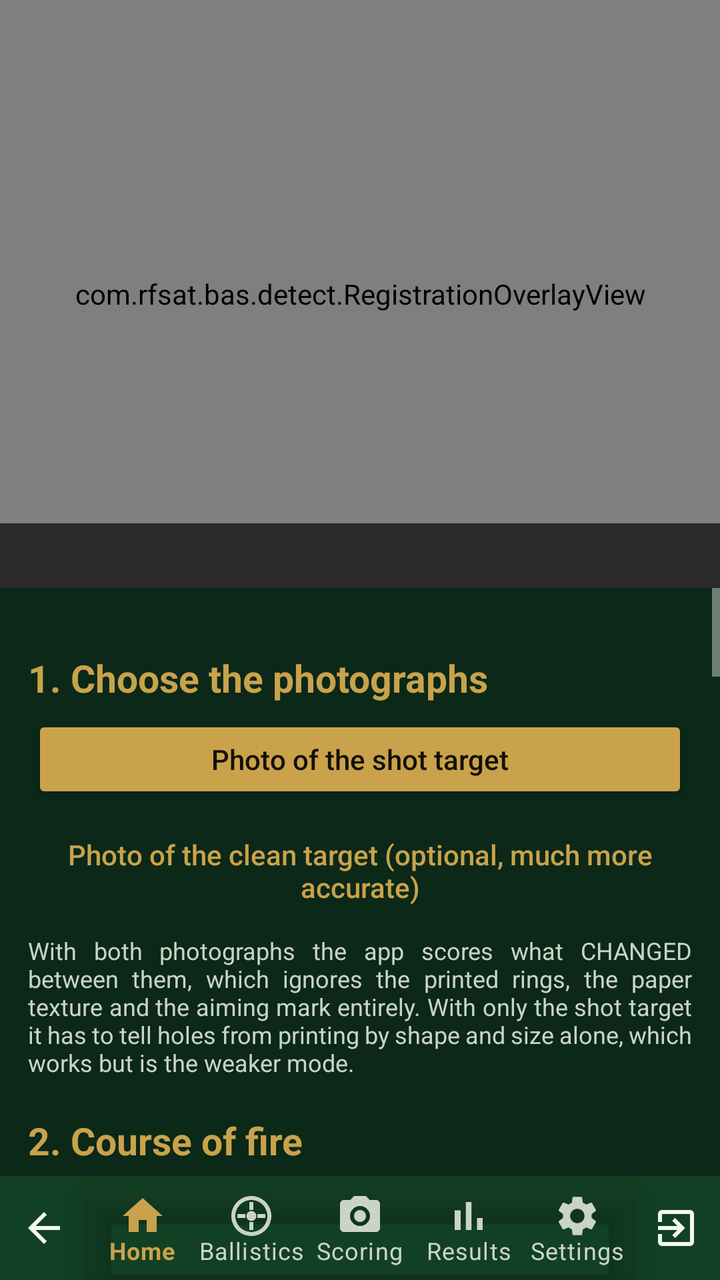
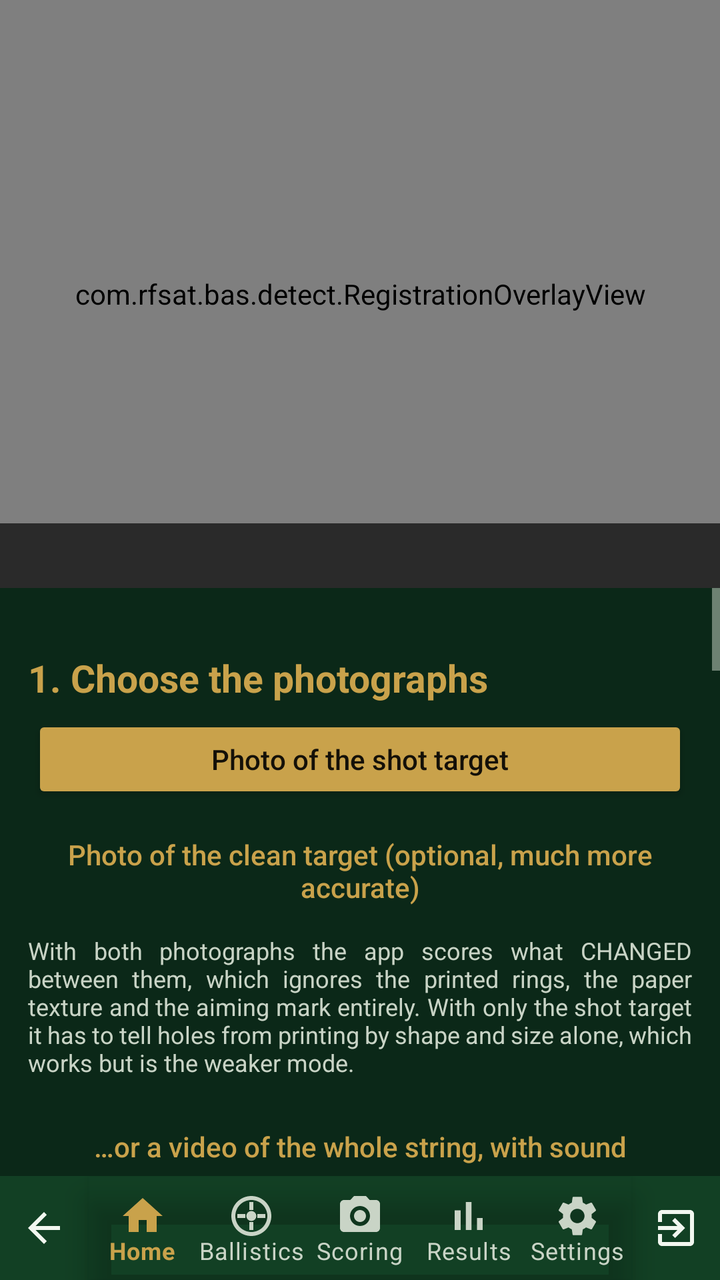

Screens rendered from an Android XML layout before and after an edit, with the pre-edit source and the edit as a unified diff.
<!-- AndroidManifest.xml: application theme Theme.BAS -->
<!-- res/layout/activity_import.xml -->
<?xml version="1.0" encoding="utf-8"?>
<LinearLayout xmlns:android="http://schemas.android.com/apk/res/android"
    android:layout_width="match_parent"
    android:layout_height="match_parent"
    android:orientation="vertical">

    <FrameLayout
        android:layout_width="match_parent"
        android:layout_height="0dp"
        android:layout_weight="1"
        android:background="#000000">

        
        <ImageView
            android:id="@+id/image"
            android:layout_width="match_parent"
            android:layout_height="match_parent"
            android:scaleType="fitCenter"
            android:contentDescription="The photographed target" />

        <com.rfsat.bas.detect.RegistrationOverlayView
            android:id="@+id/overlay"
            android:layout_width="match_parent"
            android:layout_height="match_parent" />

        <TextView
            android:id="@+id/tvStatus"
            android:layout_width="match_parent"
            android:layout_height="wrap_content"
            android:layout_gravity="bottom"
            android:background="#AA000000"
            android:padding="8dp"
            android:textColor="?attr/colorAccent"
            android:textSize="12sp"
            android:maxLines="5" />
    </FrameLayout>

    <ScrollView
        android:layout_width="match_parent"
        android:layout_height="0dp"
        android:layout_weight="1">

        <LinearLayout
            android:layout_width="match_parent"
            android:layout_height="wrap_content"
            android:orientation="vertical"
            android:padding="14dp">

            <TextView style="@style/Sts.SectionHeading" android:text="1. Choose the photographs" />

            <Button android:id="@+id/btnPickShot"
                android:layout_width="match_parent" android:layout_height="wrap_content"
                android:text="Photo of the shot target"
                style="@style/Sts.ActionButton" />

            <Button android:id="@+id/btnPickClean"
                android:layout_width="match_parent" android:layout_height="wrap_content"
                android:layout_marginTop="6dp"
                style="@style/Sts.TextButton"
                android:text="Photo of the clean target (optional, much more accurate)" />

            <TextView
                android:layout_width="match_parent" android:layout_height="wrap_content"
                android:textSize="12sp"
                android:layout_marginTop="4dp"
                android:textColor="?android:attr/textColorSecondary"
                android:text="With both photographs the app scores what CHANGED between them, which ignores the printed rings, the paper texture and the aiming mark entirely. With only the shot target it has to tell holes from printing by shape and size alone, which works but is the weaker mode."
                android:justificationMode="inter_word" />

            <TextView style="@style/Sts.SectionHeading" android:text="2. Course of fire" />

            <TextView style="@style/Sts.FieldLabel" android:text="Rules" />
            <Spinner android:id="@+id/spRules"
                android:layout_width="match_parent" android:layout_height="wrap_content" />

            <TextView style="@style/Sts.FieldLabel" android:text="Target face" />
            <Spinner android:id="@+id/spTarget"
                android:layout_width="match_parent" android:layout_height="wrap_content" />

            <TextView android:id="@+id/lblDistance" style="@style/Sts.FieldLabel" android:text="Distance" />
            <EditText android:id="@+id/etDistance"
                android:layout_width="match_parent" android:layout_height="wrap_content"
                android:inputType="numberDecimal"
                android:autofillHints="" />

            <TextView style="@style/Sts.SectionHeading" android:text="3. Register the target" />

            <Button android:id="@+id/btnIdentify"
                android:layout_width="match_parent" android:layout_height="wrap_content"
                android:text="Identify target and register"
                style="@style/Sts.ActionButton" />

            <TextView
                android:layout_width="match_parent" android:layout_height="wrap_content"
                android:textSize="12sp"
                android:layout_marginTop="4dp"
                android:layout_marginBottom="6dp"
                android:textColor="?android:attr/textColorSecondary"
                android:text="Fits the printed rings, works out which target face it is, and takes the scale from the ring spacing. More accurate than the aiming mark alone, and it does not depend on the face selected above being right."
                android:justificationMode="inter_word" />

            <Button android:id="@+id/btnAutoDetect"
                android:layout_width="match_parent" android:layout_height="wrap_content"
                android:text="Auto-detect the target"
                style="@style/Sts.ActionButton" />

            <TextView
                android:layout_width="match_parent" android:layout_height="wrap_content"
                android:textSize="12sp"
                android:layout_marginTop="6dp"
                android:textColor="?android:attr/textColorSecondary"
                android:text="Uses the target face selected above without searching for a better one, finds the black centre, fits the printed rings and draws them. Check the box, then drag a corner handle to resize it or the middle to move it."
                android:justificationMode="inter_word" />

            <CheckBox style="@style/Sts.CheckBox" android:id="@+id/cbCornerMode"
                android:layout_width="match_parent" android:layout_height="wrap_content"
                android:layout_marginTop="4dp"
                android:text="Photo taken at an angle — register by tapping the four card corners instead" />

            <LinearLayout
                android:layout_width="match_parent" android:layout_height="wrap_content"
                android:orientation="horizontal" android:layout_marginTop="8dp">
                <Button android:id="@+id/btnRegister"
                    android:layout_width="0dp" android:layout_weight="1"
                    android:layout_height="wrap_content" android:text="Register"
                style="@style/Sts.ActionButton" />
                <Button android:id="@+id/btnUndoCorner"
                    android:layout_width="0dp" android:layout_weight="1"
                    android:layout_height="wrap_content" android:text="Reset"
                    style="@style/Sts.TextButton" />
            </LinearLayout>


            <TextView style="@style/Sts.SectionHeading" android:text="Image aspect" />

            <TextView
                android:layout_width="match_parent" android:layout_height="wrap_content"
                android:textSize="12sp"
                android:textColor="?android:attr/textColorSecondary"
                android:text="Stretches the picture itself so the printed rings come out round. Use it when the drawn circles sit over the printing on one axis but not the other. The picture is re-registered afterwards."
                android:justificationMode="inter_word" />

            <TextView android:id="@+id/infoAspect"
                android:layout_width="wrap_content" android:layout_height="wrap_content"
                android:textSize="12sp" android:paddingTop="1dp" android:paddingBottom="3dp"
                android:textColor="?attr/colorAccent"
                android:text="More info" />

            <TextView android:id="@+id/tvAspect"
                style="@style/Sts.Value" android:textSize="12sp" android:layout_marginTop="2dp" />

            <LinearLayout
                android:layout_width="match_parent" android:layout_height="wrap_content"
                android:orientation="horizontal" android:layout_marginTop="4dp"
                android:gravity="center_vertical">
                <TextView style="@style/Sts.ParamName" android:text="Width" />
                <SeekBar android:id="@+id/sbAspectX"
                    android:layout_width="0dp" android:layout_weight="1"
                    android:layout_height="wrap_content" android:max="975" />
                <TextView android:id="@+id/tvAspectXVal"
                    style="@style/Sts.ParamValue" android:minWidth="60dp" android:text="100.0%" />
            </LinearLayout>

            <LinearLayout
                android:layout_width="match_parent" android:layout_height="wrap_content"
                android:orientation="horizontal" android:layout_marginTop="2dp"
                android:gravity="center_vertical">
                <TextView style="@style/Sts.ParamName" android:text="Height" />
                <SeekBar android:id="@+id/sbAspectY"
                    android:layout_width="0dp" android:layout_weight="1"
                    android:layout_height="wrap_content" android:max="975" />
                <TextView android:id="@+id/tvAspectYVal"
                    style="@style/Sts.ParamValue" android:minWidth="60dp" android:text="100.0%" />
            </LinearLayout>

            <CheckBox style="@style/Sts.CheckBox" android:id="@+id/cbCentreMode"
                android:layout_width="match_parent" android:layout_height="wrap_content"
                android:layout_marginTop="4dp"
                android:text="Mark the centre of the face" />

            <TextView
                android:layout_width="match_parent" android:layout_height="wrap_content"
                android:textSize="12sp"
                android:textColor="?android:attr/textColorSecondary"
                android:justificationMode="inter_word"
                android:text="Optional. Drag the crosshair onto the middle of the face to tell the detector where to look. Leave it off and detection is exactly as before." />

            <LinearLayout
                android:layout_width="match_parent" android:layout_height="wrap_content"
                android:orientation="horizontal" android:layout_marginTop="4dp">
                <Button android:id="@+id/btnAspectReset"
                    android:layout_width="match_parent"
                    android:layout_height="wrap_content" android:text="Original picture"
                    style="@style/Sts.ActionButton.Dense" />
            </LinearLayout>

            <TextView style="@style/Sts.SectionHeading" android:text="Lens distortion" />

            <TextView
                android:layout_width="match_parent" android:layout_height="wrap_content"
                android:textSize="12sp"
                android:textColor="?android:attr/textColorSecondary"
                android:text="Straightens a picture bowed by a wide lens. Measured from the printed rings; matters at close range and hardly at all down a range."
                android:justificationMode="inter_word" />

            <TextView android:id="@+id/infoLens"
                android:layout_width="wrap_content" android:layout_height="wrap_content"
                android:textSize="12sp" android:paddingTop="1dp" android:paddingBottom="3dp"
                android:textColor="?attr/colorAccent"
                android:text="More info" />

            <TextView android:id="@+id/tvLens"
                style="@style/Sts.Value" android:textSize="12sp" android:layout_marginTop="2dp" />

            <LinearLayout
                android:layout_width="match_parent" android:layout_height="wrap_content"
                android:orientation="horizontal" android:layout_marginTop="4dp"
                android:gravity="center_vertical">
                <TextView style="@style/Sts.ParamName" android:text="Coefficient" />
                <EditText android:id="@+id/etLensK"
                    android:layout_width="0dp" android:layout_weight="1"
                    android:layout_height="wrap_content"
                    android:textSize="13sp"
                    android:inputType="numberDecimal|numberSigned"
                    android:text="0"
                    android:autofillHints="" />
                <Button android:id="@+id/btnLensApply"
                    android:layout_width="0dp" android:layout_weight="1"
                    android:layout_height="wrap_content" android:text="Apply"
                    style="@style/Sts.ActionButton.Dense" />
            </LinearLayout>

            <TextView style="@style/Sts.SectionHeading" android:text="Tilt and rotation" />

            <TextView
                android:layout_width="match_parent" android:layout_height="wrap_content"
                android:textSize="12sp"
                android:textColor="?android:attr/textColorSecondary"
                android:text="Match the dashed outline to the rings. Rotation turns the target in the picture; the two tilts lean it away from the camera, one about each axis. If the outline gets worse, drag the slider the other way — a symmetric mark cannot say which way a target leans, so the starting guess picks a side."
                android:justificationMode="inter_word" />

            <TextView android:id="@+id/lblRotation" style="@style/Sts.FieldLabel" android:text="Rotation" />
            <SeekBar android:id="@+id/sbRotation"
                android:layout_width="match_parent" android:layout_height="wrap_content"
                android:max="180" android:progress="90" />

            <TextView android:id="@+id/lblTiltX" style="@style/Sts.FieldLabel" android:text="Horizontal tilt" />
            <SeekBar android:id="@+id/sbTiltX"
                android:layout_width="match_parent" android:layout_height="wrap_content"
                android:max="160" android:progress="80" />

            <TextView android:id="@+id/lblTiltY" style="@style/Sts.FieldLabel" android:text="Vertical tilt" />
            <SeekBar android:id="@+id/sbTiltY"
                android:layout_width="match_parent" android:layout_height="wrap_content"
                android:max="160" android:progress="80" />

            <LinearLayout
                android:layout_width="match_parent" android:layout_height="wrap_content"
                android:orientation="horizontal">
                <Button android:id="@+id/btnApplyTilt"
                    android:layout_width="0dp" android:layout_weight="1"
                    android:layout_height="wrap_content"
                    style="@style/Sts.TextButton"
                    android:text="Apply estimated tilt" />
                <Button android:id="@+id/btnResetTilt"
                    android:layout_width="0dp" android:layout_weight="1"
                    android:layout_height="wrap_content"
                    style="@style/Sts.TextButton"
                    android:text="Reset tilt" />
            </LinearLayout>

            <TextView style="@style/Sts.SectionHeading" android:text="4. Score" />

            <CheckBox style="@style/Sts.CheckBox" android:id="@+id/cbReplace"
                android:layout_width="match_parent" android:layout_height="wrap_content"
                android:checked="true"
                android:text="Replace the shots already in this session" />

            <Button android:id="@+id/btnClearShots"
                android:layout_width="match_parent" android:layout_height="wrap_content"
                android:layout_marginTop="6dp"
                style="@style/Sts.TextButton"
                android:text="Clear all recorded shots" />

            <Button android:id="@+id/btnDetect"
                android:layout_width="match_parent" android:layout_height="wrap_content"
                android:text="Detect the hits and score them"
                style="@style/Sts.ActionButton" />

            <TextView android:id="@+id/tvResult"
                style="@style/Sts.Value"
                android:layout_marginTop="10dp"
                android:textSize="13sp" />

            <TextView android:id="@+id/hdrDistribution" style="@style/Sts.SectionHeading"
                android:visibility="gone"
                android:text="Shot distribution" />
            <com.rfsat.bas.ui.ScoreHistogramView
                android:id="@+id/histogram"
                android:layout_width="match_parent"
                android:layout_height="wrap_content"
                android:layout_marginTop="6dp" />

            <Button android:id="@+id/btnResults"
                android:layout_width="match_parent" android:layout_height="wrap_content"
                android:layout_marginTop="12dp"
                android:text="Open the full results"
                style="@style/Sts.ActionButton" />

        </LinearLayout>
    </ScrollView>

    <include layout="@layout/include_bottom_nav" />

</LinearLayout>
<!-- res/layout/include_bottom_nav.xml (included above) -->
<?xml version="1.0" encoding="utf-8"?>
<LinearLayout xmlns:android="http://schemas.android.com/apk/res/android"
    xmlns:app="http://schemas.android.com/apk/res-auto"
    android:layout_width="match_parent"
    android:layout_height="52dp"
    android:orientation="horizontal"
    android:background="?attr/colorSurface">

    
    <LinearLayout
        android:id="@+id/btnBack"
        android:layout_width="44dp"
        android:layout_height="match_parent"
        android:orientation="vertical"
        android:gravity="center"
        android:background="?attr/selectableItemBackgroundBorderless"
        android:contentDescription="Back">

        <ImageView
            android:layout_width="24dp"
            android:layout_height="24dp"
            android:src="@drawable/ic_nav_back"
            app:tint="?android:attr/textColorPrimary"
            android:importantForAccessibility="no" />
    </LinearLayout>

    <com.google.android.material.bottomnavigation.BottomNavigationView
        android:id="@+id/bottomNav"
        android:layout_width="0dp"
        android:layout_weight="1"
        android:layout_height="match_parent"
        android:background="@android:color/transparent"
        app:itemIconTint="@color/bottom_nav_item"
        app:itemTextColor="@color/bottom_nav_item"
        app:labelVisibilityMode="labeled"
        app:menu="@menu/bottom_nav_menu" />

    <LinearLayout
        android:id="@+id/btnExit"
        android:layout_width="44dp"
        android:layout_height="match_parent"
        android:orientation="vertical"
        android:gravity="center"
        android:background="?attr/selectableItemBackgroundBorderless"
        android:contentDescription="@string/nav_exit">

        
        <ImageView
            android:layout_width="24dp"
            android:layout_height="24dp"
            android:src="@drawable/ic_nav_exit"
            app:tint="?android:attr/textColorPrimary"
            android:importantForAccessibility="no" />
    </LinearLayout>
</LinearLayout>
<!-- resources referenced by this layout -->
<resources>
  <!-- drawable ic_nav_back (drawable) -->
  <vector xmlns:android="http://schemas.android.com/apk/res/android"
      android:width="24dp" android:height="24dp" android:viewportWidth="24" android:viewportHeight="24"
      android:tint="?attr/colorControlNormal">
      <path android:fillColor="@android:color/white"
          android:pathData="M20,11H7.8l5.6,-5.6L12,4l-8,8 8,8 1.4,-1.4L7.8,13H20V11z"/>
  </vector>
  <string name="nav_exit">Exit</string>
  <style name="Sts.ActionButton" parent="Widget.AppCompat.Button">
          <item name="android:textAllCaps">false</item>
          <item name="android:textSize">14sp</item>
          <item name="android:minHeight">44dp</item>
          <item name="android:paddingLeft">10dp</item>
          <item name="android:paddingRight">10dp</item>
          <item name="android:layout_marginStart">2dp</item>
          <item name="android:layout_marginEnd">2dp</item>
      </style>
  <style name="Sts.ActionButton.Dense" parent="Sts.ActionButton">
          <item name="android:minHeight">34dp</item>
          <item name="android:paddingTop">0dp</item>
          <item name="android:paddingBottom">0dp</item>
          <item name="android:textSize">13sp</item>
          <item name="android:layout_marginTop">0dp</item>
          <item name="android:layout_marginBottom">0dp</item>
      </style>
  <style name="Sts.CheckBox" parent="Widget.AppCompat.CompoundButton.CheckBox">
          <item name="android:textColor">?android:attr/textColorPrimary</item>
          <item name="android:textSize">14sp</item>
          <item name="android:buttonTint">?attr/colorAccent</item>
      </style>
  <style name="Sts.FieldLabel" parent="">
          <item name="android:layout_width">match_parent</item>
          <item name="android:layout_height">wrap_content</item>
          <item name="android:textSize">13sp</item>
          <item name="android:layout_marginTop">8dp</item>
          <item name="android:textColor">?android:attr/textColorSecondary</item>
      </style>
  <style name="Sts.ParamValue" parent="">
          <item name="android:layout_width">wrap_content</item>
          <item name="android:layout_height">wrap_content</item>
          <item name="android:textSize">12sp</item>
          <item name="android:paddingTop">2dp</item>
          <item name="android:paddingBottom">2dp</item>
          <item name="android:gravity">start</item>
          <item name="android:textColor">?android:attr/textColorPrimary</item>
      </style>
  <style name="Sts.SectionHeading" parent="">
          <item name="android:layout_width">match_parent</item>
          <item name="android:layout_height">wrap_content</item>
          
          <item name="android:textSize">19sp</item>
          <item name="android:textStyle">bold</item>
          <item name="android:layout_marginTop">18dp</item>
          <item name="android:layout_marginBottom">6dp</item>
          <item name="android:textColor">?attr/colorAccent</item>
      </style>
  <style name="Sts.TextButton" parent="Widget.AppCompat.Button.Borderless">
          <item name="android:textColor">?attr/colorAccent</item>
          <item name="android:textAllCaps">false</item>
          <item name="android:textSize">14sp</item>
      </style>
  <style name="Sts.Value" parent="">
          <item name="android:layout_width">match_parent</item>
          <item name="android:layout_height">wrap_content</item>
          <item name="android:textSize">14sp</item>
      </style>
  <style name="Theme.BAS" parent="Theme.BAS.Dark" />
  <style name="Theme.BAS.Base" parent="Theme.MaterialComponents.NoActionBar" />
  <color name="dark_bg">#0B2818</color>
  <color name="reticle_dark">#FFC400</color>
  <color name="dark_surface">#124024</color>
  <color name="dark_accent">#C9A24B</color>
  <color name="dark_on_accent">#141008</color>
  <color name="dark_text">#F2F7F0</color>
  <color name="dark_text_dim">#C9D4C6</color>
  <!-- unchanged entries left out for length: 3 -->
</resources>

<!-- the commit's change to res/layout/activity_import.xml (unified diff, before → after) -->
@@ -67,6 +67,20 @@
                 android:text="With both photographs the app scores what CHANGED between them, which ignores the printed rings, the paper texture and the aiming mark entirely. With only the shot target it has to tell holes from printing by shape and size alone, which works but is the weaker mode."
                 android:justificationMode="inter_word" />
 
+            <Button android:id="@+id/btnPickVideo"
+                android:layout_width="match_parent" android:layout_height="wrap_content"
+                android:layout_marginTop="10dp"
+                style="@style/Sts.TextButton"
+                android:text="…or a video of the whole string, with sound" />
+
+            <TextView
+                android:layout_width="match_parent" android:layout_height="wrap_content"
+                android:textSize="12sp"
+                android:layout_marginTop="4dp"
+                android:textColor="?android:attr/textColorSecondary"
+                android:text="A video recorded from a fixed position, sound on, covering the string from before the first shot. Each report in the soundtrack says when a hole appeared, so every shot is scored one at a time, in firing order, against the frame just before it — the most accurate mode the app has. A tripod matters: if the camera moves, so does every position after it."
+                android:justificationMode="inter_word" />
+
             <TextView style="@style/Sts.SectionHeading" android:text="2. Course of fire" />
 
             <TextView style="@style/Sts.FieldLabel" android:text="Rules" />
